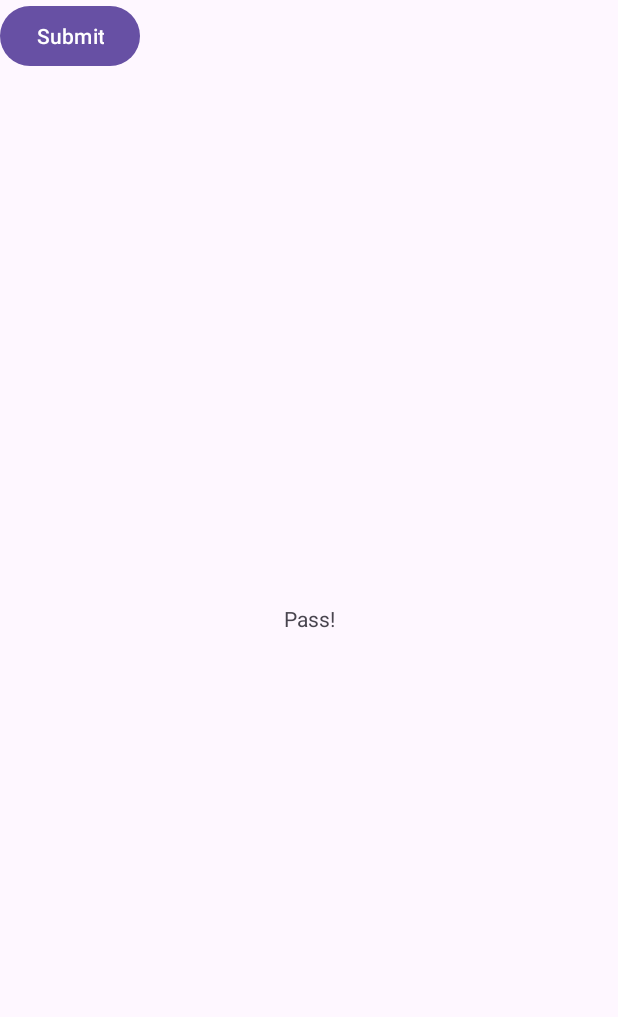
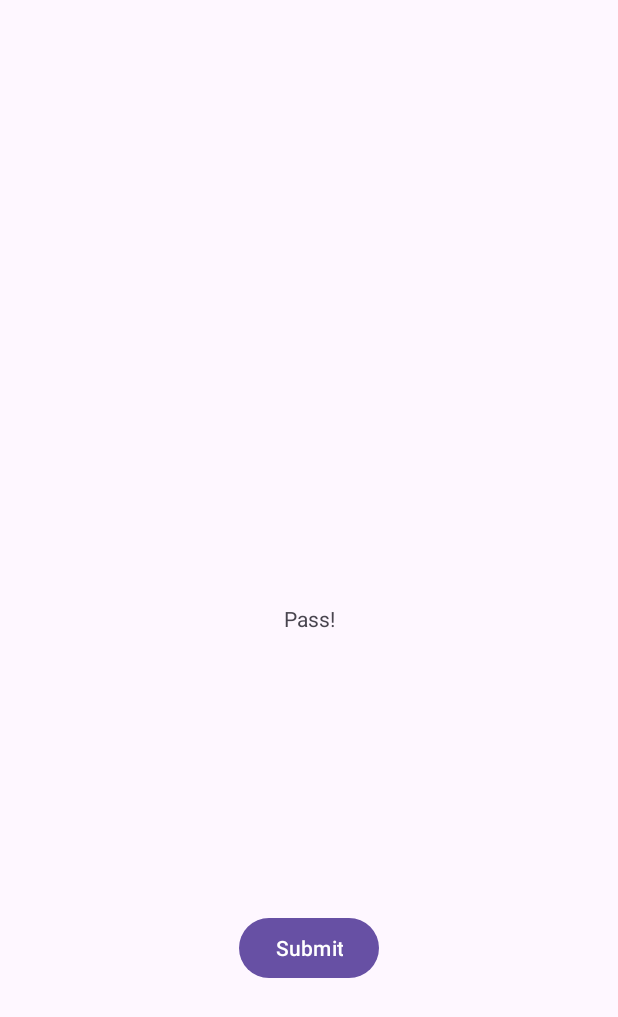
Before and after one commit to Mmibrahim2/CalculatorApp, an Android app: the screen it shows after launch (MainActivity), on a phone screen of 412 x 824 dp. Shown: the top 1017 px of the screen. Run offline under Robolectric (Android 15) with nearby library versions, the phone set to English and light mode, and no system bars.

Commit message:
second commit

```diff
--- a/app/src/main/res/layout/activity_main.xml
+++ b/app/src/main/res/layout/activity_main.xml
@@ -8,6 +8,7 @@
     tools:context=".MainActivity">
 
     <TextView
+        android:id="@+id/textView"
         android:layout_width="wrap_content"
         android:layout_height="wrap_content"
         android:text="Pass!"
@@ -20,8 +21,10 @@
         android:id="@+id/button"
         android:layout_width="wrap_content"
         android:layout_height="wrap_content"
+        android:layout_marginBottom="168dp"
         android:text="Submit"
-        tools:layout_editor_absoluteX="162dp"
-        tools:layout_editor_absoluteY="571dp" />
+        app:layout_constraintBottom_toBottomOf="parent"
+        app:layout_constraintEnd_toEndOf="parent"
+        app:layout_constraintStart_toStartOf="parent" />
 
 </androidx.constraintlayout.widget.ConstraintLayout>
```
